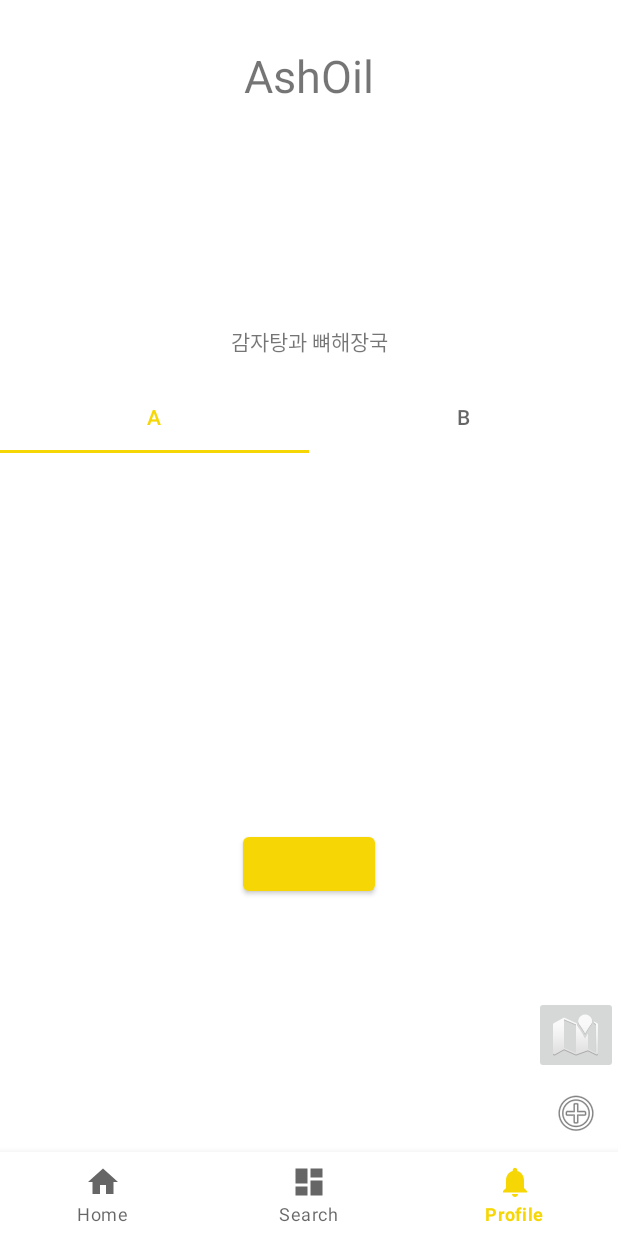
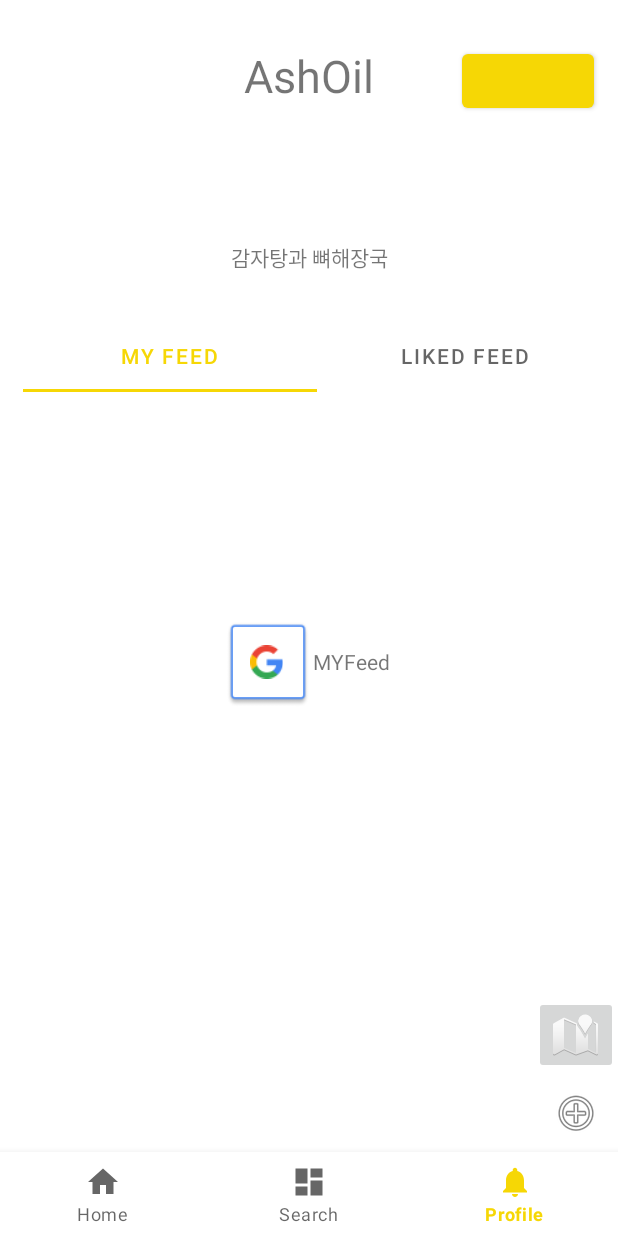
Before and after one commit to weekyear/yumyum_mobile, an Android app: the screen it shows after launch once a user with an empty profile is signed in (MainActivity), item 3 of the bottom bar chosen, on a phone screen of 412 x 824 dp. Run offline under Robolectric (Android 15) with nearby library versions, the phone set to English and light mode, and no system bars; our stand-ins replace Firebase (no records; nobody signed in at launch, a user with empty details on screens opened directly), navigation-ui; libraries missing offline, so code that uses them is left out: net.daum.android.

Commit message:
feat : inner tab in my pages

```diff
--- /dev/null
+++ b/AOS/app/src/main/java/com/omnyom/yumyum/model/myinfo/PagerAdapters.kt
@@ -0,0 +1,20 @@
+package com.omnyom.yumyum.model.myinfo
+
+import androidx.fragment.app.Fragment
+import androidx.fragment.app.FragmentManager
+import androidx.fragment.app.FragmentPagerAdapter
+
+class PagerAdapters(sFM: FragmentManager): FragmentPagerAdapter(sFM, BEHAVIOR_RESUME_ONLY_CURRENT_FRAGMENT) {
+
+    private val pFragmentList = ArrayList<Fragment>()
+    private val pFragmentTitle = ArrayList<String>()
+
+    override fun getCount(): Int = pFragmentList.size
+    override fun getItem(position: Int): Fragment = pFragmentList[position]
+    override fun getPageTitle(position: Int): CharSequence = pFragmentTitle[position]
+
+    fun addFragment(fm: Fragment, title: String) {
+        pFragmentList.add(fm)
+        pFragmentTitle.add(title)
+    }
+}
--- a/AOS/app/src/main/java/com/omnyom/yumyum/ui/myinfo/InnerTabFragment.kt
+++ b/AOS/app/src/main/java/com/omnyom/yumyum/ui/myinfo/InnerTabFragment.kt
@@ -5,13 +5,21 @@ import androidx.fragment.app.Fragment
 import android.view.LayoutInflater
 import android.view.View
 import android.view.ViewGroup
-import com.google.android.material.tabs.TabLayoutMediator
+import android.widget.TextView
+import android.widget.Toolbar
+import androidx.viewpager.widget.ViewPager
+import com.google.android.material.tabs.TabLayout
 
 import com.omnyom.yumyum.databinding.FragmentInnerTabBinding
+import com.omnyom.yumyum.model.myinfo.PagerAdapters
 
 class InnerTabFragment : Fragment() {
 
     val binding by lazy { FragmentInnerTabBinding.inflate(layoutInflater) }
+    lateinit var tabs: TabLayout
+    lateinit var title: TextView
+    lateinit var viewPager: ViewPager
+    lateinit var pagerAdapters: PagerAdapters
 
     override fun onCreateView(
         inflater: LayoutInflater,
@@ -19,8 +27,18 @@ class InnerTabFragment : Fragment() {
         savedInstanceState: Bundle?
     ): View? {
 
+        tabs = binding.tabs
+        viewPager = binding.viewPager
+        pagerAdapters = PagerAdapters(childFragmentManager)
+
+        pagerAdapters.addFragment(MyFeedFragment(), "MY Feed")
+        pagerAdapters.addFragment(LikeFeedFragment(), "Liked Feed")
+
+        viewPager.adapter = pagerAdapters
+
+        tabs.setupWithViewPager(viewPager)
+
         return binding.root
-
     }
 
 
--- a/AOS/app/src/main/res/layout/fragment_inner_tab.xml
+++ b/AOS/app/src/main/res/layout/fragment_inner_tab.xml
@@ -1,49 +1,35 @@
 <?xml version="1.0" encoding="utf-8"?>
-<FrameLayout xmlns:android="http://schemas.android.com/apk/res/android"
+<androidx.constraintlayout.widget.ConstraintLayout
+    xmlns:android="http://schemas.android.com/apk/res/android"
+    xmlns:app="http://schemas.android.com/apk/res-auto"
     xmlns:tools="http://schemas.android.com/tools"
     android:layout_width="match_parent"
     android:layout_height="match_parent"
     tools:context=".ui.myinfo.InnerTabFragment">
 
+
     <com.google.android.material.tabs.TabLayout
-        android:id="@+id/tab_layout"
+        android:id="@+id/tabs"
         android:layout_width="match_parent"
-        android:layout_height="wrap_content">
-
-        <com.google.android.material.tabs.TabItem
-            android:layout_width="wrap_content"
-            android:layout_height="wrap_content"
-            android:text="A" />
-
-        <com.google.android.material.tabs.TabItem
-            android:layout_width="wrap_content"
-            android:layout_height="wrap_content"
-            android:text="B" />
+        android:layout_height="wrap_content"
+        android:layout_margin="10dp"
+        android:padding="5dp"
+        app:layout_constraintEnd_toEndOf="parent"
+        app:layout_constraintTop_toTopOf="parent"
+        app:tabMaxWidth="0dp"
+        app:tabMode="fixed">
 
     </com.google.android.material.tabs.TabLayout>
 
-    <androidx.viewpager2.widget.ViewPager2
+
+
+    <androidx.viewpager.widget.ViewPager
         android:id="@+id/view_pager"
-        android:layout_width="match_parent"
-        android:layout_height="match_parent" >
+        android:layout_width="409dp"
+        android:layout_height="654dp"
+        app:layout_constraintBottom_toBottomOf="parent"
+        app:layout_constraintStart_toStartOf="parent" />
 
-    </androidx.viewpager2.widget.ViewPager2>
-</FrameLayout>
 
-<!--<LinearLayout xmlns:android="http://schemas.android.com/apk/res/android"-->
-<!--android:layout_width="match_parent"-->
-<!--android:layout_height="match_parent"-->
-<!--android:orientation="vertical">-->
 
-<!--<com.google.android.material.tabs.TabLayout-->
-<!--    android:id="@+id/tab_layout"-->
-<!--    android:layout_width="match_parent"-->
-<!--    android:layout_height="wrap_content" />-->
-
-<!--<androidx.viewpager2.widget.ViewPager2-->
-<!--    android:id="@+id/pager"-->
-<!--    android:layout_width="match_parent"-->
-<!--    android:layout_height="0dp"-->
-<!--    android:layout_weight="1" />-->
-
-<!--</LinearLayout>-->
+</androidx.constraintlayout.widget.ConstraintLayout>
--- a/AOS/app/src/main/res/layout/fragment_like_feed.xml
+++ b/AOS/app/src/main/res/layout/fragment_like_feed.xml
@@ -5,9 +5,21 @@
     android:layout_height="match_parent"
     tools:context=".ui.myinfo.LikeFeedFragment">
 
-    <TextView
+    <LinearLayout
+        android:orientation="horizontal"
+        android:layout_gravity="center"
+        android:gravity="center"
         android:layout_width="match_parent"
-        android:layout_height="match_parent"
-        android:text="likefeed" />
+        android:layout_height="wrap_content">
+        <ImageView
+            android:src="@drawable/ic_user_gray"
+            android:elevation="10dp"
+            android:layout_width="60dp"
+            android:layout_height="60dp"/>
+        <TextView
+            android:text="LikeFeed"
+            android:layout_width="wrap_content"
+            android:layout_height="wrap_content"/>
 
+    </LinearLayout>
 </FrameLayout>
--- a/AOS/app/src/main/res/layout/fragment_my_feed.xml
+++ b/AOS/app/src/main/res/layout/fragment_my_feed.xml
@@ -5,10 +5,22 @@
     android:layout_height="match_parent"
     tools:context=".ui.myinfo.MyFeedFragment">
 
-    <TextView
-        android:id="@+id/tv_my_feed"
+    <LinearLayout
+        android:orientation="horizontal"
+        android:layout_gravity="center"
+        android:gravity="center"
         android:layout_width="match_parent"
-        android:layout_height="match_parent"
-        android:text="myfeed" />
+        android:layout_height="wrap_content">
+        <ImageView
+            android:src="@drawable/common_google_signin_btn_icon_dark"
+            android:elevation="10dp"
+            android:layout_width="60dp"
+            android:layout_height="60dp"/>
+        <TextView
+            android:text="MYFeed"
+            android:layout_width="wrap_content"
+            android:layout_height="wrap_content"/>
+
+    </LinearLayout>
 
 </FrameLayout>
--- a/AOS/app/src/main/res/layout/fragment_my_info.xml
+++ b/AOS/app/src/main/res/layout/fragment_my_info.xml
@@ -24,10 +24,10 @@
         android:id="@+id/log_out_button"
         android:layout_width="wrap_content"
         android:layout_height="wrap_content"
+        android:layout_marginTop="30dp"
+        android:layout_marginEnd="16dp"
         app:layout_constraintEnd_toEndOf="parent"
-        app:layout_constraintStart_toStartOf="parent"
-        app:layout_constraintTop_toBottomOf="@id/text_profile"
-        app:layout_constraintBottom_toBottomOf="parent"/>
+        app:layout_constraintTop_toTopOf="parent" />
 
     <TextView
         android:id="@+id/tv_username"
@@ -42,8 +42,8 @@
 
     <ImageView
         android:id="@+id/iv_avatar"
-        android:layout_width="105dp"
-        android:layout_height="105dp"
+        android:layout_width="72dp"
+        android:layout_height="49dp"
         android:layout_marginTop="15dp"
         android:layout_marginBottom="25dp"
         app:layout_constraintBottom_toTopOf="@+id/tv_introduction"
```
